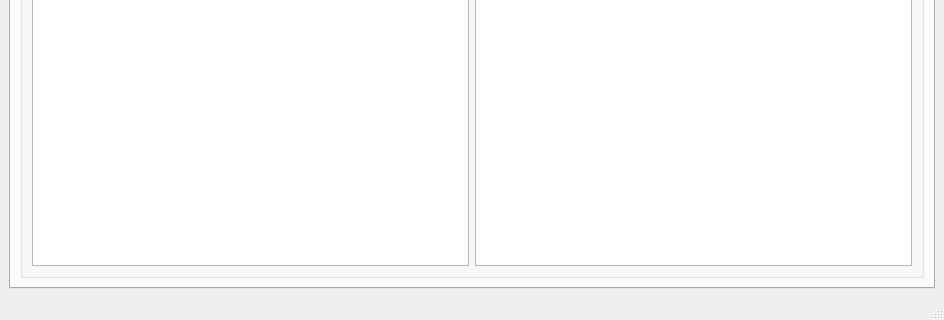
Above: src/kinematic_calibration_gui/ui/main_window.ui from Stefan210/kinematic_calibration before the change; both pictures show x 0 to 944 and y 384 to 704 of the 944 by 704 pixel window. Below: the same form after it.
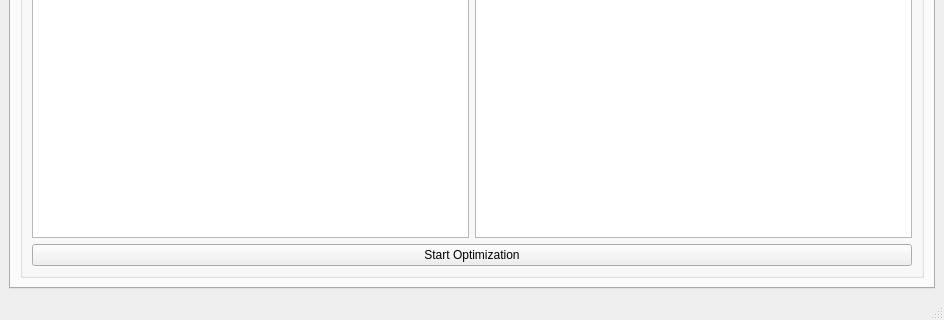
That is the form after the change. Icons and pictures are not drawn.

Commit message: Implement the button starting the optimization.

```diff
--- a/src/kinematic_calibration_gui/ui/main_window.ui
+++ b/src/kinematic_calibration_gui/ui/main_window.ui
@@ -120,6 +120,13 @@
            <item row="0" column="1">
             <widget class="QGraphicsView" name="graphicsView"/>
            </item>
+           <item row="1" column="0" colspan="2">
+            <widget class="QPushButton" name="pushButton_startOptimization">
+             <property name="text">
+              <string>Start Optimization</string>
+             </property>
+            </widget>
+           </item>
           </layout>
          </widget>
         </item>
```
The commit also changes 3 other files.
